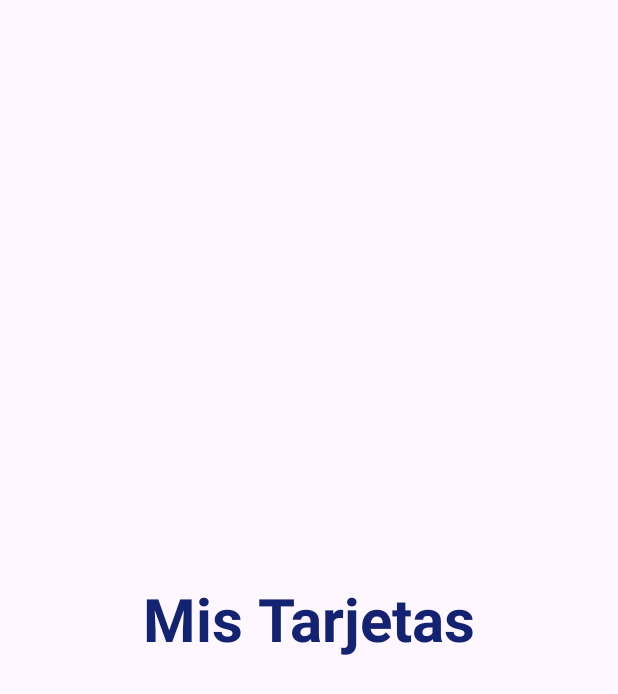
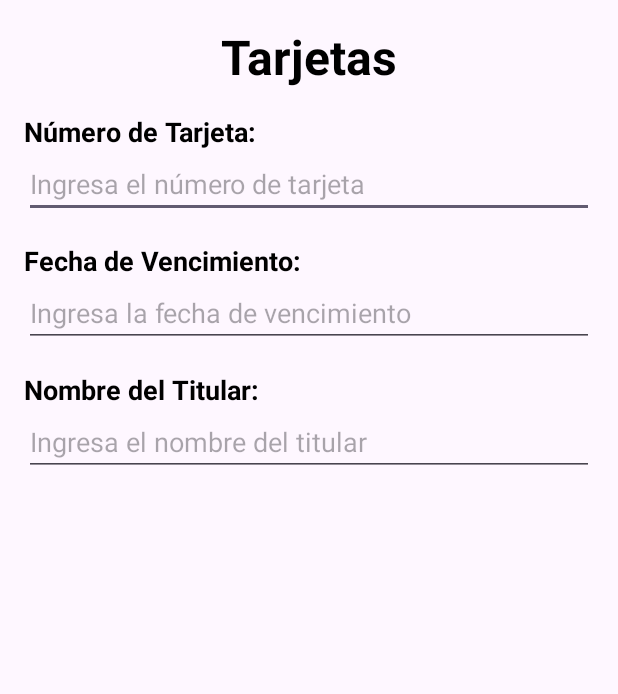
Before and after one commit to MatiaseRamirez/MyLogin, an Android app: the fragment CardFragment shown on its own in the app's theme, on a phone screen of 412 x 824 dp. Shown: the top 694 px of the screen. Run offline under Robolectric (Android 15) with nearby library versions, the light colour scheme and no system bars.

Commit message:
Merge remote-tracking branch 'origin/master'
agregados fragment_card.xml y fragment_phone.xml

```diff
--- a/app/src/main/res/layout/fragment_card.xml
+++ b/app/src/main/res/layout/fragment_card.xml
@@ -6,16 +6,97 @@
     xmlns:app="http://schemas.android.com/apk/res-auto">
 
     <TextView
-        android:layout_width="match_parent"
+        android:id="@+id/card_header"
+        android:layout_width="wrap_content"
         android:layout_height="wrap_content"
-        android:text="Mis Tarjetas"
-        android:textSize="40sp"
-        android:textAlignment="center"
+        android:text="@string/tarjetas_text"
+        android:textSize="32sp"
+        android:textColor="@android:color/black"
         android:textStyle="bold"
-        android:textColor="@color/blue"
         app:layout_constraintTop_toTopOf="parent"
-        app:layout_constraintLeft_toLeftOf="parent"
-        app:layout_constraintBottom_toBottomOf="parent"
-        app:layout_constraintRight_toRightOf="parent"/>
+        app:layout_constraintStart_toStartOf="parent"
+        app:layout_constraintEnd_toEndOf="parent"
+        android:layout_marginTop="16dp"/>
+
+    <!-- Campo para el número de tarjeta -->
+    <TextView
+        android:id="@+id/card_number_label"
+        android:layout_width="wrap_content"
+        android:layout_height="wrap_content"
+        android:text="@string/card_number_label"
+        android:textSize="18sp"
+        android:textColor="@android:color/black"
+        android:textStyle="bold"
+        app:layout_constraintTop_toBottomOf="@id/card_header"
+        app:layout_constraintStart_toStartOf="parent"
+        android:layout_marginTop="16dp"
+        android:layout_marginStart="16dp"/>
+
+    <EditText
+        android:id="@+id/card_number_input"
+        android:layout_width="0dp"
+        android:layout_height="wrap_content"
+        android:hint="@string/enter_card_number"
+        android:inputType="number"
+        android:autofillHints="creditCardNumber"
+        app:layout_constraintTop_toBottomOf="@id/card_number_label"
+        app:layout_constraintStart_toStartOf="parent"
+        app:layout_constraintEnd_toEndOf="parent"
+        android:layout_marginStart="16dp"
+        android:layout_marginEnd="16dp"/>
+
+    <!-- Campo para la fecha de vencimiento -->
+    <TextView
+        android:id="@+id/expiry_date_label"
+        android:layout_width="wrap_content"
+        android:layout_height="wrap_content"
+        android:text="@string/expiry_date_label"
+        android:textSize="18sp"
+        android:textColor="@android:color/black"
+        android:textStyle="bold"
+        app:layout_constraintTop_toBottomOf="@id/card_number_input"
+        app:layout_constraintStart_toStartOf="parent"
+        android:layout_marginTop="16dp"
+        android:layout_marginStart="16dp"/>
+
+    <EditText
+        android:id="@+id/expiry_date_input"
+        android:layout_width="0dp"
+        android:layout_height="wrap_content"
+        android:hint="@string/enter_expiry_date"
+        android:inputType="datetime"
+        android:autofillHints="creditCardExpirationDate"
+        app:layout_constraintTop_toBottomOf="@id/expiry_date_label"
+        app:layout_constraintStart_toStartOf="parent"
+        app:layout_constraintEnd_toEndOf="parent"
+        android:layout_marginStart="16dp"
+        android:layout_marginEnd="16dp"/>
+
+    <!-- Campo para el nombre del titular de la tarjeta -->
+    <TextView
+        android:id="@+id/card_holder_name_label"
+        android:layout_width="wrap_content"
+        android:layout_height="wrap_content"
+        android:text="@string/card_holder_name_label"
+        android:textSize="18sp"
+        android:textColor="@android:color/black"
+        android:textStyle="bold"
+        app:layout_constraintTop_toBottomOf="@id/expiry_date_input"
+        app:layout_constraintStart_toStartOf="parent"
+        android:layout_marginTop="16dp"
+        android:layout_marginStart="16dp"/>
+
+    <EditText
+        android:id="@+id/card_holder_name_input"
+        android:layout_width="0dp"
+        android:layout_height="wrap_content"
+        android:hint="@string/enter_card_holder_name"
+        android:inputType="text"
+        android:autofillHints="name"
+        app:layout_constraintTop_toBottomOf="@id/card_holder_name_label"
+        app:layout_constraintStart_toStartOf="parent"
+        app:layout_constraintEnd_toEndOf="parent"
+        android:layout_marginStart="16dp"
+        android:layout_marginEnd="16dp"/>
 
 </androidx.constraintlayout.widget.ConstraintLayout>
--- a/app/src/main/res/values/strings.xml
+++ b/app/src/main/res/values/strings.xml
@@ -8,11 +8,14 @@
     <string name="nav_drawer_home_open">Open</string>
     <string name="nav_drawer_home_close">Close</string>
 
-    <!--  Strings de section Menu Burgas-->
-    <string name="image_description">Mega Burga</string>
-    <string name="menu_title">Menú de Burgas</string>
-    <string name="price_text">$100</string>
-    <string name="buy_button_text">Comprar</string>
+    <!--  Strings de section Tarjetas-->
+    <string name="tarjetas_text">Tarjetas</string>
+    <string name="card_number_label">Número de Tarjeta:</string>
+    <string name="enter_card_number">Ingresa el número de tarjeta</string>
+    <string name="expiry_date_label">Fecha de Vencimiento:</string> <!-- Agrega esta línea -->
+    <string name="enter_expiry_date">Ingresa la fecha de vencimiento</string>
+    <string name="card_holder_name_label">Nombre del Titular:</string>
+    <string name="enter_card_holder_name">Ingresa el nombre del titular</string>
 
     <!--  Strings de section Direccion-->
     <string name="direccion_text">Dirección</string>
@@ -25,5 +28,16 @@
     <string name="provincia_text">Provincia</string>
     <string name="hint_provincia">Ingrese la provincia</string>
 
+    <!--  Strings de section Telefono-->
+    <string name="phone_text">Teléfono</string>
+    <string name="phone_number_label">Número de Teléfono:</string>
+    <string name="enter_phone_number">Ingresa el número de teléfono</string>
+
+    <!--  Strings de section Menu Burgas-->
+    <string name="image_description">Mega Burga</string>
+    <string name="menu_title">Menú de Burgas</string>
+    <string name="price_text">$100</string>
+    <string name="buy_button_text">Comprar</string>
+
 
 </resources>
```
Also changed, not shown: app/src/main/res/layout/fragment_phone.xml (+35 -6 lines).
